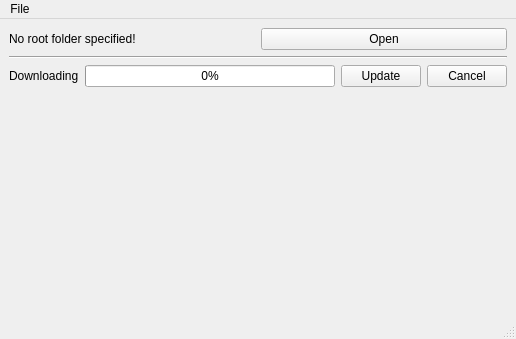
The window that main_window_design.ui (DotBow/Blender-Version-Manager) describes before a commit, drawn with Qt 5.
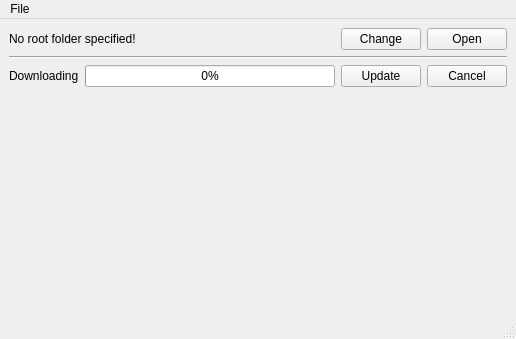
The same window after the commit.

What changed in the file:
```diff
--- a/main_window_design.ui
+++ b/main_window_design.ui
@@ -21,12 +21,25 @@
     <item>
      <layout class="QHBoxLayout" name="horizontalLayout_2">
       <item>
-       <widget class="QLabel" name="labelRootPath">
+       <widget class="QLabel" name="labelRootFolder">
+        <property name="sizePolicy">
+         <sizepolicy hsizetype="Expanding" vsizetype="Preferred">
+          <horstretch>0</horstretch>
+          <verstretch>0</verstretch>
+         </sizepolicy>
+        </property>
         <property name="text">
          <string>No root folder specified!</string>
         </property>
        </widget>
       </item>
+      <item>
+       <widget class="QPushButton" name="btnSetRootFolder">
+        <property name="text">
+         <string>Change</string>
+        </property>
+       </widget>
+      </item>
       <item>
        <widget class="QPushButton" name="btnOpenRootFolder">
         <property name="text">
```
Left out of the diff: 6 changed lines with no effect on the pictures.
